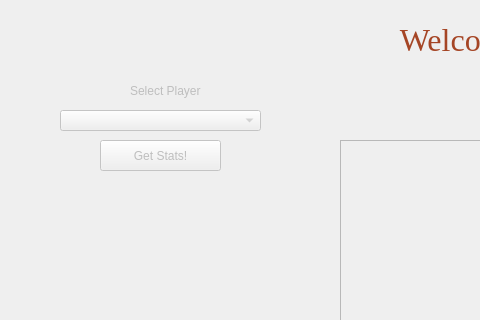
The window that ui_one.ui (abenya82/nightcourt) describes before a commit, drawn with Qt 5; both pictures show x 0 to 480 and y 0 to 320 of the 1118 by 752 pixel window.
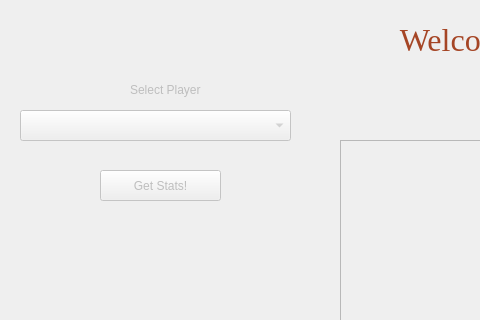
The same window after the commit.

Commit message: datetime adjustment

```diff
--- a/ui_one.ui
+++ b/ui_one.ui
@@ -43,12 +43,18 @@
     </property>
     <property name="geometry">
      <rect>
-      <x>60</x>
+      <x>20</x>
       <y>110</y>
-      <width>201</width>
-      <height>21</height>
+      <width>271</width>
+      <height>31</height>
      </rect>
     </property>
+    <property name="font">
+     <font>
+      <family>Batang</family>
+      <pointsize>12</pointsize>
+     </font>
+    </property>
    </widget>
    <widget class="QLabel" name="player_title_label">
     <property name="enabled">
@@ -65,6 +71,9 @@
     <property name="text">
      <string>Select Player</string>
     </property>
+    <property name="textFormat">
+     <enum>Qt::RichText</enum>
+    </property>
    </widget>
    <widget class="QPushButton" name="start_button">
     <property name="geometry">
@@ -86,7 +95,7 @@
     <property name="geometry">
      <rect>
       <x>100</x>
-      <y>140</y>
+      <y>170</y>
       <width>121</width>
       <height>31</height>
      </rect>
```
The commit also changes 2 other files.
